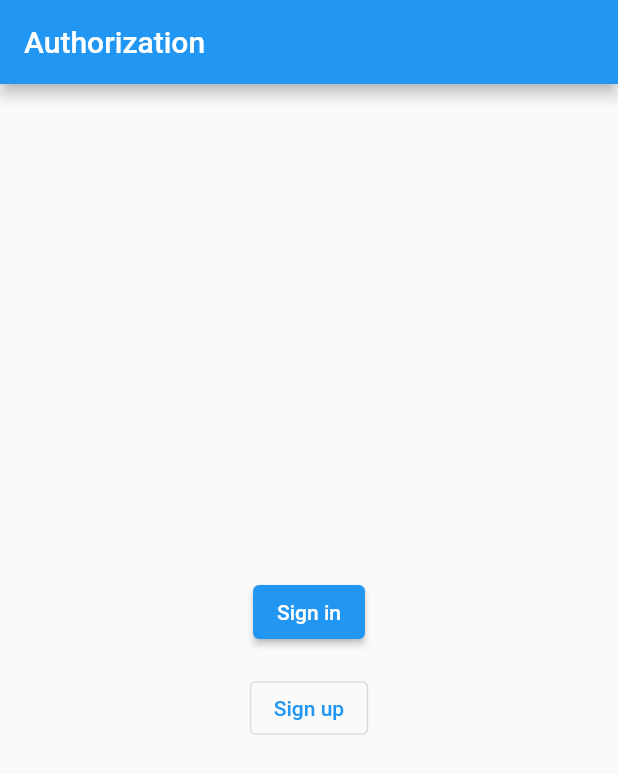
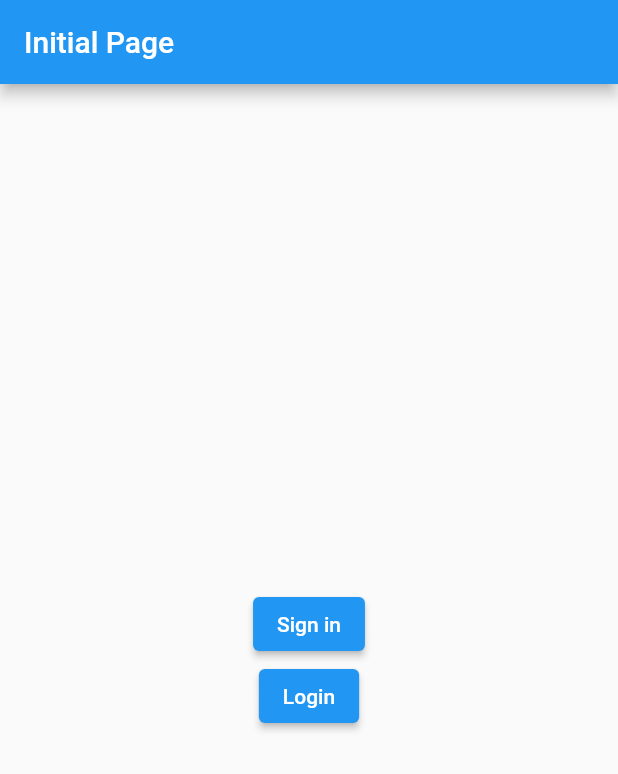
Before and after one commit to FlutterGardeo/flutter_client, a Flutter app: the screen it shows after launch, on a phone screen of 412 x 824 dp. Shown: the top 774 px of the screen. Run offline on Flutter 3.47's test engine with Material 2 defaults, Android fonts, the phone set to English and light mode, and no system bars; our stand-ins replace flutter_hooks, hooks_riverpod, shared_preferences; missing offline and left inert: flutter_appauth.

Commit message:
Login flow added with google sign in

```diff
--- a/lib/main.dart
+++ b/lib/main.dart
@@ -11,7 +11,7 @@ void main() {
 }
 
 class MyApp extends StatelessWidget {
-  const MyApp({super.key});
+  const MyApp({Key? key}) : super(key: key);
 
   @override
   Widget build(BuildContext context) {
@@ -25,7 +25,7 @@ class MyApp extends StatelessWidget {
         Splash.routeName: (context) => const Splash(),
         AuthorizationPage.routeName: (context) => AuthorizationPage(),
         AuthChecker.routeName: (context) => const AuthChecker(),
-        Dashboard.routeName: (context) => const Dashboard(),
+        Dashboard.routeName: (context) =>  Dashboard(),
       },
     );
   }
--- /dev/null
+++ b/lib/services/flutter_app_auth.dart
@@ -0,0 +1,47 @@
+import 'dart:async';
+import 'dart:developer';
+
+import 'package:flutter_appauth/flutter_appauth.dart';
+
+class AppAuthService {
+  final FlutterAppAuth _appAuth = FlutterAppAuth();
+
+  Future<AuthorizationTokenResponse?> authorizeAndExchangeCode() async {
+    try {
+      final AuthorizationTokenResponse? result =
+          await _appAuth.authorizeAndExchangeCode(
+        AuthorizationTokenRequest(
+          'CupfurPk3WnXKtKTPu_elhf68oYa',
+          'com.wso2.exampleorg://login-callback',
+          discoveryUrl:
+              'https://api.asgardeo.io/t/exampleorg/oauth2/token/.well-known/openid-configuration',
+          scopes: ["openid", "email", "profile", "internal_login"],
+        ),
+      );
+
+      return result;
+    } catch (e, s) {
+      inspect("logout error: $e - stack: $s");
+      throw Exception('Failed to login');
+    }
+  }
+
+  // Future<EndSessionResponse?> logoutAction(
+  //     AuthorizationTokenResponse authorizationTokenResponse) async {
+  //   try {
+  //     final EndSessionResponse? result = await FlutterAppAuth().endSession(
+  //       EndSessionRequest(
+  //         idTokenHint: _authResponse!.accessToken,
+  //         postLogoutRedirectUrl: 'com.wso2.exampleorg://login-callback',
+  //         discoveryUrl:
+  //             'https://api.asgardeo.io/t/exampleorg/oauth2/token/.well-known/openid-configuration',
+  //       ),
+  //     );
+
+  //     return result;
+  //   } catch (e, s) {
+  //     inspect("logout error: $e - stack: $s");
+  //     throw Exception("Failed to logout");
+  //   }
+  // }
+}
--- a/lib/views/auth.dart
+++ b/lib/views/auth.dart
@@ -10,12 +10,33 @@ import 'package:shared_preferences/shared_preferences.dart';
 
 import '../models/user_view_model.dart';
 import '../providers/user_provider.dart';
+import '../services/flutter_app_auth.dart';
 
-class AuthorizationPage extends HookWidget {
+class AuthorizationPage extends StatefulHookWidget {
   static const routeName = '/auth-page';
 
   AuthorizationPage({Key? key}) : super(key: key);
   AuthorizationTokenResponse? tokenResponse = null;
+
+  @override
+  _AuthorizationPageState createState() => _AuthorizationPageState();
+}
+
+class _AuthorizationPageState extends State<AuthorizationPage> {
+  final AppAuthService _authService = AppAuthService();
+  AuthorizationTokenResponse? _authResponse;
+
+  Future<void> _handleLogin() async {
+    final result = await _authService.authorizeAndExchangeCode();
+
+    if (result != null) {
+      setState(() {
+        _authResponse = result;
+      });
+
+      Navigator.pushNamed(context, '/dashboard');
+    }
+  }
 
   @override
   Widget build(BuildContext context) {
@@ -23,7 +44,7 @@ class AuthorizationPage extends HookWidget {
 
     return Scaffold(
       appBar: AppBar(
-        title: const Text('Authorization'),
+        title: const Text('Initial Page'),
       ),
       body: Center(
         child: Column(
@@ -49,12 +70,9 @@ class AuthorizationPage extends HookWidget {
               },
               child: Text('Sign in'),
             ),
-            const SizedBox(height: 16),
-            OutlinedButton(
-              onPressed: () {
-                // handle sign up button press
-              },
-              child: const Text('Sign up'),
+            ElevatedButton(
+              onPressed: _handleLogin,
+              child: const Text('Login'),
             ),
           ],
         ),
--- a/pubspec.yaml
+++ b/pubspec.yaml
@@ -2,7 +2,7 @@ name: flutter_client
 description: A new Flutter project.
 # The following line prevents the package from being accidentally published to
 # pub.dev using `flutter pub publish`. This is preferred for private packages.
-publish_to: 'none' # Remove this line if you wish to publish to pub.dev
+publish_to: "none" # Remove this line if you wish to publish to pub.dev
 
 # The following defines the version and build number for your application.
 # A version number is three numbers separated by dots, like 1.2.43
@@ -19,7 +19,7 @@ publish_to: 'none' # Remove this line if you wish to publish to pub.dev
 version: 1.0.0+1
 
 environment:
-  sdk: '>=2.19.5 <3.0.0'
+  sdk: ">=2.19.5 <3.0.0"
 
 # Dependencies specify other packages that your package needs in order to work.
 # To automatically upgrade your package dependencies to the latest versions
@@ -30,7 +30,6 @@ environment:
 dependencies:
   flutter:
     sdk: flutter
-
 
   # The following adds the Cupertino Icons font to your application.
   # Use with the CupertinoIcons class for iOS style icons.
@@ -57,7 +56,6 @@ dev_dependencies:
 
 # The following section is specific to Flutter packages.
 flutter:
-
   # The following line ensures that the Material Icons font is
   # included with your application, so that you can use the icons in
   # the material Icons class.
```
Also changed, not shown: 2 other files.
